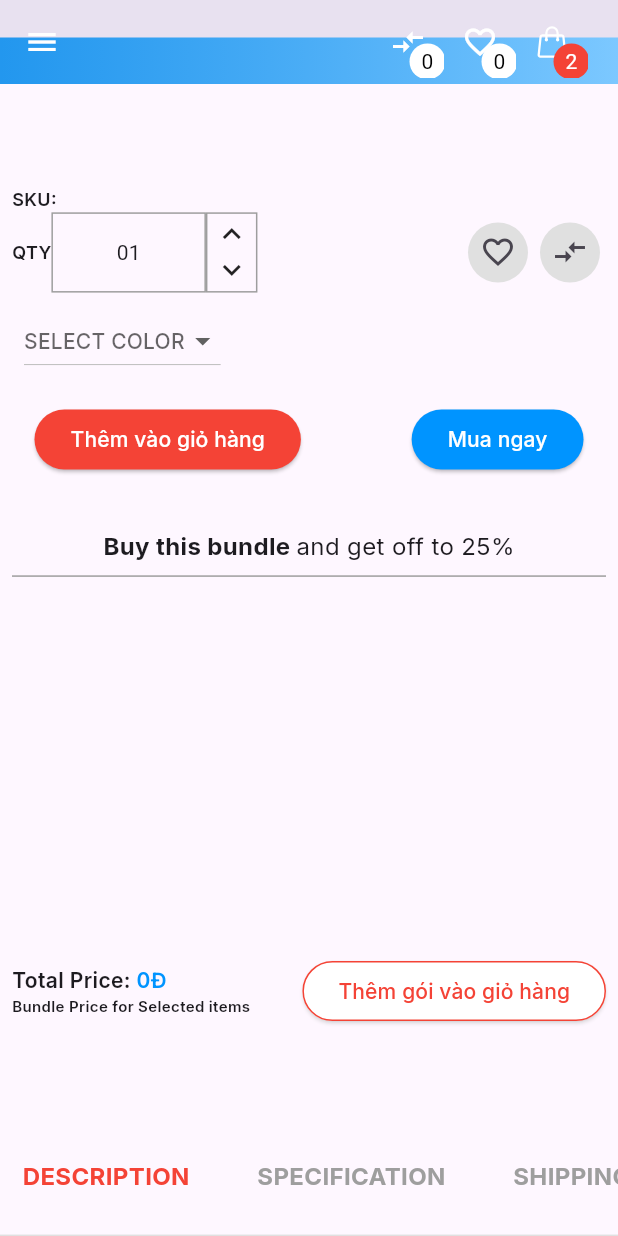
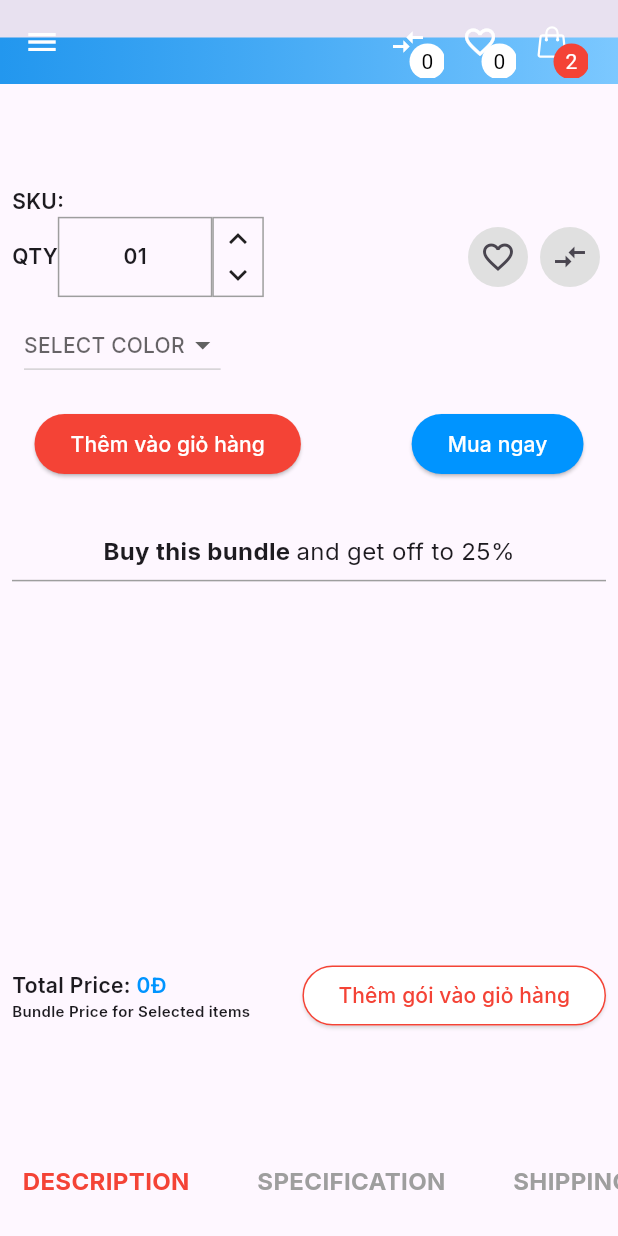
Before and after one commit to NguyenThanhThuannn/DoAnTotNghiep, a Flutter app: the ShopCartScreen screen opened directly with empty values, scrolled down 576 dp, on a phone screen of 412 x 824 dp. Run offline on Flutter 3.47's test engine with Material 3 defaults, Android fonts, the phone set to English and light mode, and no system bars; our stand-ins replace bloc, cached_network_image, dio, equatable, flutter_bloc, get_it and 3 more.

Commit message:
Chỉnh sửa textStyle trong Info

```diff
--- a/lib/features/shopcartpage/presentation/widgets/infoProduct.dart
+++ b/lib/features/shopcartpage/presentation/widgets/infoProduct.dart
@@ -187,15 +187,12 @@ class _InfoProductState extends State<InfoProduct> {
               Text.rich(
                 TextSpan(
                   text: 'SKU: ',
-                  style: GoogleFonts.inter(
-                    fontSize: 12,
-                    fontWeight: FontWeight.w600,
-                  ),
+                  style: textStyleInterSemiBold14,
                   children: [
                     TextSpan(
                       text: widget.sCart.SKU,
                       style: GoogleFonts.inter(
-                        fontSize: 12,
+                        fontSize: 14,
                         fontWeight: FontWeight.w600,
                         color: Colors.grey,
                       ),
@@ -214,11 +211,8 @@ class _InfoProductState extends State<InfoProduct> {
                     children: [
                       Text(
                         'QTY',
-                        style: GoogleFonts.inter(
-                          fontSize: 12,
-                          fontWeight: FontWeight.w600,
+                        style: textStyleInterSemiBold14,
                         ),
-                      ),
                       Container(
                         decoration: BoxDecoration(
                           border: Border.all(color: Colors.grey),
@@ -227,8 +221,8 @@ class _InfoProductState extends State<InfoProduct> {
                         width: MediaQuery.of(context).size.width / 4,
                         height: MediaQuery.of(context).size.width / 8 + 2,
                         child: quanlity < 10
-                            ? Text('0$quanlity')
-                            : Text('$quanlity'),
+                            ? Text('0$quanlity', style: textStyleInterSemiBold14)
+                            : Text('$quanlity', style: textStyleInterSemiBold14),
                       ),
                       Container(
                         width: MediaQuery.of(context).size.width / 12,
```
